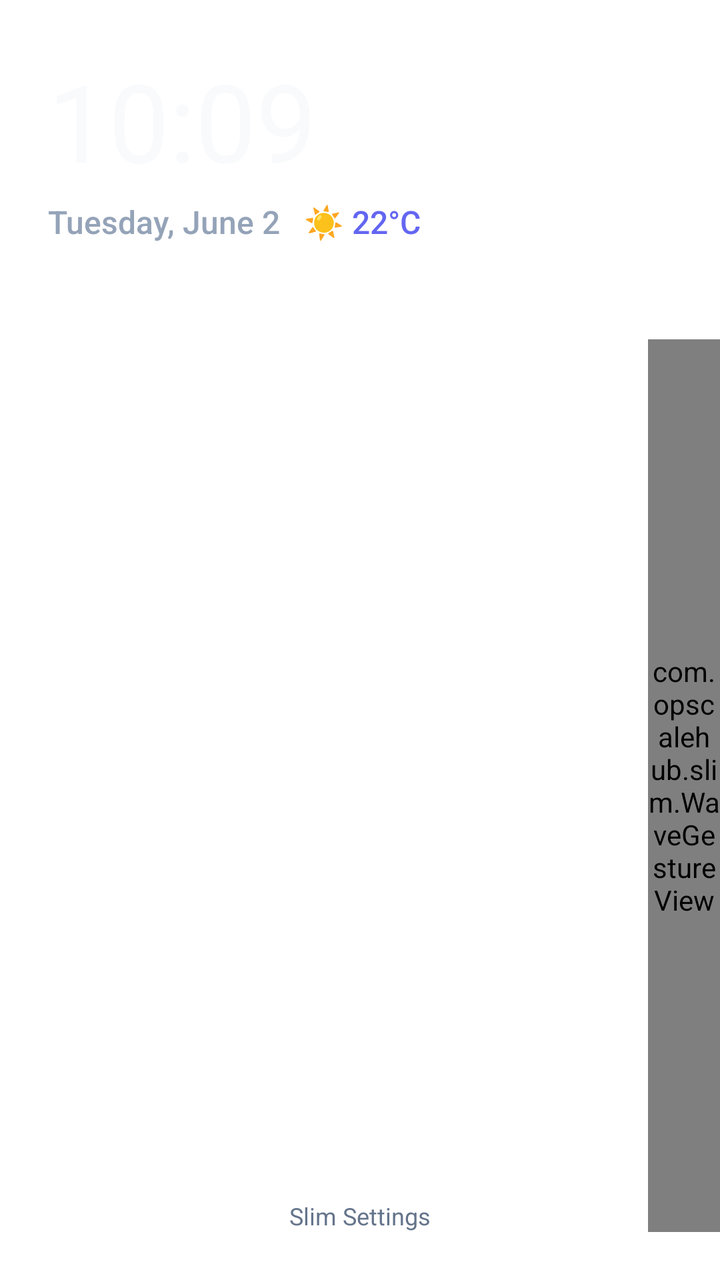
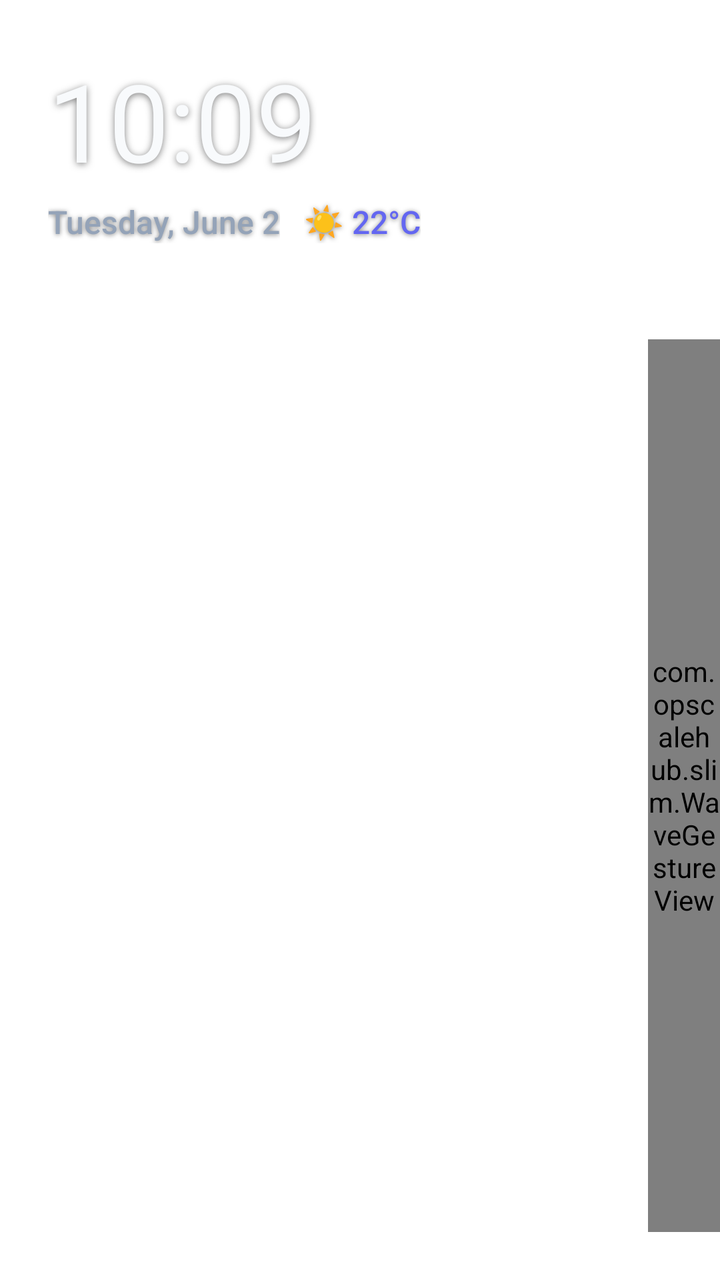

The first picture is an Android layout as it rendered before a commit; the second is the same layout after the commit. The layout source and the unified diff follow.
<!-- AndroidManifest.xml: application theme Theme.Slim -->
<!-- res/layout/activity_main.xml -->
<?xml version="1.0" encoding="utf-8"?>
<androidx.constraintlayout.widget.ConstraintLayout xmlns:android="http://schemas.android.com/apk/res/android"
    xmlns:app="http://schemas.android.com/apk/res-auto"
    xmlns:tools="http://schemas.android.com/tools"
    android:layout_width="match_parent"
    android:layout_height="match_parent"
    android:background="@android:color/transparent"
    tools:context=".MainActivity">

    
    <LinearLayout
        android:id="@+id/headerLayout"
        android:layout_width="0dp"
        android:layout_height="wrap_content"
        android:orientation="vertical"
        android:padding="24dp"
        app:layout_constraintEnd_toStartOf="@+id/waveGestureView"
        app:layout_constraintStart_toStartOf="parent"
        app:layout_constraintTop_toTopOf="parent">

        <TextView
            android:id="@+id/txtClock"
            android:layout_width="wrap_content"
            android:layout_height="wrap_content"
            android:fontFamily="sans-serif-thin"
            android:text="10:09"
            android:textColor="@color/text_primary"
            android:textSize="54sp"
            android:textStyle="bold" />

        <LinearLayout
            android:layout_width="wrap_content"
            android:layout_height="wrap_content"
            android:layout_marginTop="4dp"
            android:orientation="horizontal"
            android:gravity="center_vertical">

            <TextView
                android:id="@+id/txtDate"
                android:layout_width="wrap_content"
                android:layout_height="wrap_content"
                android:fontFamily="sans-serif-medium"
                android:text="Tuesday, June 2"
                android:textColor="@color/text_secondary"
                android:textSize="16sp" />

            <TextView
                android:id="@+id/txtWeather"
                android:layout_width="wrap_content"
                android:layout_height="wrap_content"
                android:layout_marginStart="12dp"
                android:fontFamily="sans-serif-medium"
                android:text="☀️ 22°C"
                android:textColor="@color/accent_indigo"
                android:textSize="16sp" />
        </LinearLayout>
    </LinearLayout>

    
    <FrameLayout
        android:id="@+id/widgetContainer"
        android:layout_width="0dp"
        android:layout_height="120dp"
        android:layout_marginHorizontal="20dp"
        android:background="@color/card_bg"
        android:visibility="gone"
        app:layout_constraintEnd_toStartOf="@+id/waveGestureView"
        app:layout_constraintStart_toStartOf="parent"
        app:layout_constraintTop_toBottomOf="@+id/headerLayout" />

    
    <androidx.recyclerview.widget.RecyclerView
        android:id="@+id/appRecyclerView"
        android:layout_width="0dp"
        android:layout_height="0dp"
        android:layout_marginTop="16dp"
        android:clipToPadding="false"
        android:paddingHorizontal="24dp"
        android:scrollbars="none"
        app:layout_constraintBottom_toBottomOf="parent"
        app:layout_constraintEnd_toStartOf="@+id/waveGestureView"
        app:layout_constraintStart_toStartOf="parent"
        app:layout_constraintTop_toBottomOf="@+id/widgetContainer" />

    
    <View
        android:id="@+id/searchScrim"
        android:layout_width="match_parent"
        android:layout_height="match_parent"
        android:background="#B8090A10"
        android:elevation="6dp"
        android:visibility="gone" />

    
    <LinearLayout
        android:id="@+id/searchContainer"
        android:layout_width="0dp"
        android:layout_height="56dp"
        android:layout_marginHorizontal="32dp"
        android:background="@drawable/search_bg"
        android:elevation="8dp"
        android:gravity="center_vertical"
        android:orientation="horizontal"
        android:paddingHorizontal="18dp"
        android:visibility="gone"
        app:layout_constraintTop_toTopOf="parent"
        app:layout_constraintBottom_toBottomOf="parent"
        app:layout_constraintStart_toStartOf="parent"
        app:layout_constraintEnd_toStartOf="@+id/waveGestureView">

        <ImageView
            android:layout_width="20dp"
            android:layout_height="20dp"
            android:src="@android:drawable/ic_menu_search"
            app:tint="@color/text_muted" />

        <EditText
            android:id="@+id/searchEditText"
            android:layout_width="0dp"
            android:layout_height="match_parent"
            android:layout_marginStart="12dp"
            android:layout_weight="1"
            android:background="@null"
            android:hint="@string/hint_search"
            android:imeOptions="actionSearch"
            android:inputType="text"
            android:textColor="@color/text_primary"
            android:textColorHint="@color/text_muted"
            android:textSize="15sp" />
    </LinearLayout>

    <TextView
        android:id="@+id/txtSettingsTrigger"
        android:layout_width="wrap_content"
        android:layout_height="wrap_content"
        android:layout_marginBottom="16dp"
        android:padding="8dp"
        android:text="Slim Settings"
        android:textColor="@color/text_muted"
        android:textSize="12sp"
        app:layout_constraintBottom_toBottomOf="parent"
        app:layout_constraintEnd_toEndOf="parent"
        app:layout_constraintStart_toStartOf="parent" />

    
    <TextView
        android:id="@+id/txtLetterPopup"
        android:layout_width="90dp"
        android:layout_height="90dp"
        android:background="@android:drawable/toast_frame"
        android:backgroundTint="#d8000000"
        android:textColor="@android:color/white"
        android:textSize="48sp"
        android:textStyle="bold"
        android:gravity="center"
        android:visibility="gone"
        app:layout_constraintTop_toTopOf="parent"
        app:layout_constraintBottom_toBottomOf="parent"
        app:layout_constraintStart_toStartOf="parent"
        app:layout_constraintEnd_toEndOf="parent" />

    
    <com.opscalehub.slim.WaveGestureView
        android:id="@+id/waveGestureView"
        android:layout_width="36dp"
        android:layout_height="0dp"
        android:layout_marginVertical="24dp"
        app:layout_constraintBottom_toBottomOf="parent"
        app:layout_constraintEnd_toEndOf="parent"
        app:layout_constraintTop_toBottomOf="@+id/headerLayout" />

</androidx.constraintlayout.widget.ConstraintLayout>
<!-- resources referenced by this layout -->
<resources>
  <color name="accent_indigo">#6366f1</color>
  <color name="card_bg">#12131a</color>
  <color name="text_muted">#64748b</color>
  <color name="text_primary">#f8fafc</color>
  <color name="text_secondary">#94a3b8</color>
  <!-- drawable search_bg (drawable) -->
  <?xml version="1.0" encoding="utf-8"?>
  <shape xmlns:android="http://schemas.android.com/apk/res/android"
      android:shape="rectangle">
      <solid android:color="#F212131A" />
      <corners android:radius="20dp" />
      <stroke
          android:width="1dp"
          android:color="#25ffffff" />
  </shape>
  <string name="hint_search">Search apps...</string>
  <style name="Theme.Slim" parent="Theme.Material3.DayNight.NoActionBar">
          
          <item name="android:windowBackground">@android:color/transparent</item>
          <item name="android:windowShowWallpaper">true</item>
          <item name="android:windowIsTranslucent">true</item>
          
          <item name="android:statusBarColor">@android:color/transparent</item>
          <item name="android:navigationBarColor">@android:color/transparent</item>
          <item name="android:windowLightStatusBar">false</item>
          <item name="android:windowLightNavigationBar">false</item>
          
          <item name="colorPrimary">@color/accent_indigo</item>
      </style>
</resources>

<!-- the commit's change to res/layout/activity_main.xml (unified diff, before → after) -->
@@ -23,6 +23,9 @@
             android:layout_width="wrap_content"
             android:layout_height="wrap_content"
             android:fontFamily="sans-serif-thin"
+            android:shadowColor="#80000000"
+            android:shadowDy="2"
+            android:shadowRadius="8"
             android:text="10:09"
             android:textColor="@color/text_primary"
             android:textSize="54sp"
@@ -40,6 +43,9 @@
                 android:layout_width="wrap_content"
                 android:layout_height="wrap_content"
                 android:fontFamily="sans-serif-medium"
+                android:shadowColor="#80000000"
+                android:shadowDy="1"
+                android:shadowRadius="6"
                 android:text="Tuesday, June 2"
                 android:textColor="@color/text_secondary"
                 android:textSize="16sp" />
@@ -50,6 +56,9 @@
                 android:layout_height="wrap_content"
                 android:layout_marginStart="12dp"
                 android:fontFamily="sans-serif-medium"
+                android:shadowColor="#80000000"
+                android:shadowDy="1"
+                android:shadowRadius="6"
                 android:text="☀️ 22°C"
                 android:textColor="@color/accent_indigo"
                 android:textSize="16sp" />
@@ -93,54 +102,92 @@
 
     
     <LinearLayout
-        android:id="@+id/searchContainer"
-        android:layout_width="0dp"
-        android:layout_height="56dp"
-        android:layout_marginHorizontal="32dp"
-        android:background="@drawable/search_bg"
+        android:id="@+id/searchPanel"
+        android:layout_width="0dp"
+        android:layout_height="wrap_content"
+        android:layout_marginHorizontal="24dp"
+        android:layout_marginTop="56dp"
+        android:layout_marginBottom="16dp"
+        android:background="@drawable/search_panel_bg"
         android:elevation="8dp"
-        android:gravity="center_vertical"
-        android:orientation="horizontal"
-        android:paddingHorizontal="18dp"
+        android:orientation="vertical"
+        android:padding="12dp"
         android:visibility="gone"
+        app:layout_constrainedHeight="true"
+        app:layout_constraintBottom_toBottomOf="parent"
+        app:layout_constraintEnd_toEndOf="parent"
+        app:layout_constraintStart_toStartOf="parent"
         app:layout_constraintTop_toTopOf="parent"
-        app:layout_constraintBottom_toBottomOf="parent"
-        app:layout_constraintStart_toStartOf="parent"
-        app:layout_constraintEnd_toStartOf="@+id/waveGestureView">
-
-        <ImageView
-            android:layout_width="20dp"
-            android:layout_height="20dp"
-            android:src="@android:drawable/ic_menu_search"
-            app:tint="@color/text_muted" />
-
-        <EditText
-            android:id="@+id/searchEditText"
-            android:layout_width="0dp"
-            android:layout_height="match_parent"
-            android:layout_marginStart="12dp"
-            android:layout_weight="1"
-            android:background="@null"
-            android:hint="@string/hint_search"
-            android:imeOptions="actionSearch"
-            android:inputType="text"
-            android:textColor="@color/text_primary"
-            android:textColorHint="@color/text_muted"
-            android:textSize="15sp" />
+        app:layout_constraintVertical_bias="0">
+
+        
+        <LinearLayout
+            android:id="@+id/searchContainer"
+            android:layout_width="match_parent"
+            android:layout_height="56dp"
+            android:background="@drawable/search_bg"
+            android:gravity="center_vertical"
+            android:orientation="horizontal"
+            android:paddingHorizontal="18dp">
+
+            <ImageView
+                android:layout_width="20dp"
+                android:layout_height="20dp"
+                android:src="@android:drawable/ic_menu_search"
+                app:tint="@color/text_muted" />
+
+            <EditText
+                android:id="@+id/searchEditText"
+                android:layout_width="0dp"
+                android:layout_height="match_parent"
+                android:layout_marginStart="12dp"
+                android:layout_weight="1"
+                android:background="@null"
+                android:hint="@string/hint_search"
+                android:imeOptions="actionSearch"
+                android:inputType="text"
+                android:textColor="@color/text_primary"
+                android:textColorHint="@color/text_muted"
+                android:textSize="15sp" />
+        </LinearLayout>
+
+        
+        <HorizontalScrollView
+            android:id="@+id/historyScroll"
+            android:layout_width="match_parent"
+            android:layout_height="wrap_content"
+            android:layout_marginTop="10dp"
+            android:scrollbars="none"
+            android:visibility="gone">
+
+            <LinearLayout
+                android:id="@+id/historyChipsContainer"
+                android:layout_width="wrap_content"
+                android:layout_height="wrap_content"
+                android:orientation="horizontal" />
+        </HorizontalScrollView>
+
+        
+        <androidx.recyclerview.widget.RecyclerView
+            android:id="@+id/searchResultsRecyclerView"
+            android:layout_width="match_parent"
+            android:layout_height="wrap_content"
+            android:layout_marginTop="6dp"
+            android:overScrollMode="never"
+            android:scrollbars="none" />
+
+        
+        <TextView
+            android:id="@+id/txtNoResults"
+            android:layout_width="match_parent"
+            android:layout_height="wrap_content"
+            android:gravity="center"
+            android:padding="20dp"
+            android:text="@string/search_no_results"
+            android:textColor="@color/text_muted"
+            android:textSize="14sp"
+            android:visibility="gone" />
     </LinearLayout>
-
-    <TextView
-        android:id="@+id/txtSettingsTrigger"
-        android:layout_width="wrap_content"
-        android:layout_height="wrap_content"
-        android:layout_marginBottom="16dp"
-        android:padding="8dp"
-        android:text="Slim Settings"
-        android:textColor="@color/text_muted"
-        android:textSize="12sp"
-        app:layout_constraintBottom_toBottomOf="parent"
-        app:layout_constraintEnd_toEndOf="parent"
-        app:layout_constraintStart_toStartOf="parent" />
 
     
     <TextView
<!-- resource entries referenced after the edit -->
@@ -15,7 +15,18 @@
           android:width="1dp"
           android:color="#25ffffff" />
   </shape>
-  <string name="hint_search">Search apps...</string>
+  <!-- drawable search_panel_bg (drawable) -->
+  <?xml version="1.0" encoding="utf-8"?>
+  <shape xmlns:android="http://schemas.android.com/apk/res/android"
+      android:shape="rectangle">
+      <solid android:color="@color/search_panel_bg" />
+      <corners android:radius="24dp" />
+      <stroke
+          android:width="1dp"
+          android:color="#25ffffff" />
+  </shape>
+  <string name="hint_search">Search apps…</string>
+  <string name="search_no_results">No apps found</string>
   <style name="Theme.Slim" parent="Theme.Material3.DayNight.NoActionBar">
           
           <item name="android:windowBackground">@android:color/transparent</item>
@@ -25,9 +36,9 @@
           <item name="android:statusBarColor">@android:color/transparent</item>
           <item name="android:navigationBarColor">@android:color/transparent</item>
           <item name="android:windowLightStatusBar">false</item>
-          <item name="android:windowLightNavigationBar">false</item>
-          
+  
           <item name="colorPrimary">@color/accent_indigo</item>
       </style>
+  <color name="search_panel_bg">#EE12131a</color>
 </resources>
 
